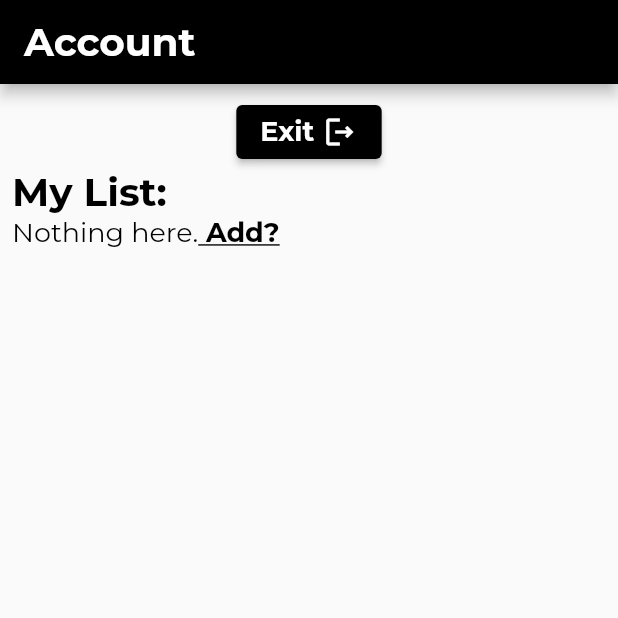
After one commit to MiroslavZB/movies, a Flutter app: the AccountPage screen opened by its route, on a phone screen of 412 x 824 dp, the top half of it. The commit adds this screen. Run offline on Flutter 3.47's test engine with Material 2 defaults, Android fonts, the phone set to English and light mode, and no system bars; our stand-ins replace firebase_core, get_storage, go_router, google_sign_in; accounts and stored records are empty; project files that could hold a hidden picture were left out.

Commit message:
added account

```diff
--- a/lib/main.dart
+++ b/lib/main.dart
@@ -1,7 +1,9 @@
 import 'package:firebase_core/firebase_core.dart';
+import 'package:get_storage/get_storage.dart';
 import 'package:movies/controllers/user_controller.dart';
 import 'package:movies/firebase_options.dart';
 import 'package:movies/models/movie.dart';
+import 'package:movies/pages/account_page.dart';
 import 'package:movies/pages/auth_page.dart';
 import 'package:movies/pages/details_page.dart';
 import 'package:movies/pages/home_page.dart';
@@ -59,6 +61,18 @@ final _router = GoRouter(
         );
       },
     ),
+    GoRoute(
+      parentNavigatorKey: _rootNavigatorKey,
+      path: Paths.account,
+      name: Paths.account,
+      pageBuilder: (context, state) {
+        return CustomTransitionPage<void>(
+          transitionsBuilder: (context, animation, secondaryAnimation, child) =>
+              FadeTransition(opacity: animation, child: child),
+          child: const AccountPage(),
+        );
+      },
+    ),
   ],
 );
 
--- /dev/null
+++ b/lib/pages/account_page.dart
@@ -0,0 +1,90 @@
+import 'package:movies/components/movie_card.dart';
+import 'package:movies/controllers/user_controller.dart';
+import 'package:movies/pages/home_page.dart';
+import 'package:movies/resources/utils.dart';
+import 'package:provider/provider.dart';
+
+class AccountPage extends StatefulWidget {
+  const AccountPage({Key? key}) : super(key: key);
+
+  @override
+  State<AccountPage> createState() => _AccountPageState();
+}
+
+class _AccountPageState extends State<AccountPage> {
+  @override
+  Widget build(BuildContext context) {
+    return Scaffold(
+      appBar: AppBar(
+        title: const Text('Account', style: styleH1Bold),
+      ),
+      body: Padding(
+        padding: const EdgeInsets.all(8.0),
+        child: SingleChildScrollView(
+          child: Column(
+            children: [
+              ElevatedButton(
+                onPressed: () => context.pushReplacement(Paths.auth),
+                child: Row(
+                  mainAxisSize: MainAxisSize.min,
+                  children: const [
+                    Text('Exit', style: styleH4Bold),
+                    Padding(
+                      padding: EdgeInsets.only(left: 5),
+                      child: Icon(Icons.logout_outlined),
+                    ),
+                  ],
+                ),
+              ),
+              Align(
+                alignment: Alignment.centerLeft,
+                child: Text(
+                  'My List:',
+                  style: styleH1Bold.copyWith(color: primaryColor),
+                ),
+              ),
+              Consumer<UserController>(
+                builder: (_, controller, __) {
+                  if (controller.savedIndexes.isEmpty) {
+                    return Row(
+                      children: [
+                        Text(
+                          'Nothing here.',
+                          style: styleH4.copyWith(color: primaryColor),
+                        ),
+                        InkWell(
+                          onTap: () => context.pushReplacement(Paths.home),
+                          child: Text(
+                            ' Add?',
+                            style: styleH4Bold.copyWith(
+                              color: primaryColor,
+                              decoration: TextDecoration.underline,
+                            ),
+                          ),
+                        ),
+                      ],
+                    );
+                  }
+                  return ConstrainedBox(
+                    constraints: BoxConstraints(
+                      maxHeight: MediaQuery.of(context).size.height * 0.8,
+                    ),
+                    child: ListView.builder(
+                      itemCount: controller.savedIndexes.length,
+                      scrollDirection: Axis.horizontal,
+                      itemBuilder: (_, i) => MovieCard(
+                        movie: movies.firstWhere(
+                          (e) => e.id == controller.savedIndexes[i],
+                        ),
+                      ),
+                    ),
+                  );
+                },
+              )
+            ],
+          ),
+        ),
+      ),
+    );
+  }
+}
--- a/lib/resources/paths.dart
+++ b/lib/resources/paths.dart
@@ -1,5 +1,6 @@
 abstract class Paths {
   static String get auth => '/auth';
   static String get home => '/home';
+  static String get account => '/account';
   static String get movieDetails => '/movieDetails';
 }
```
